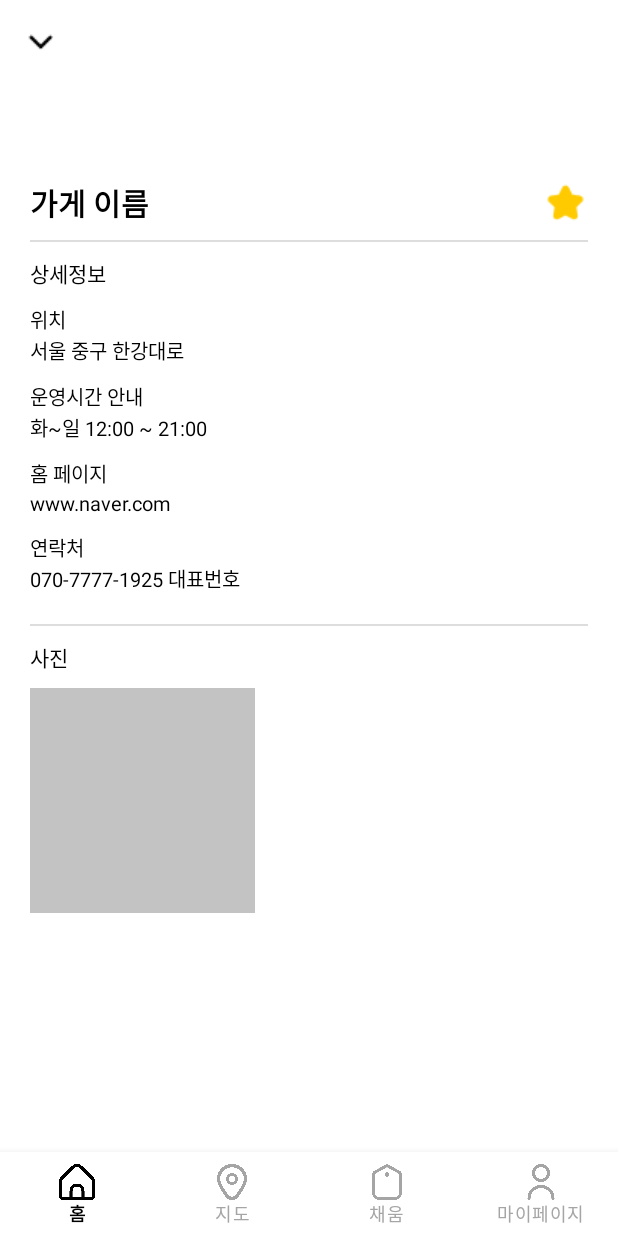
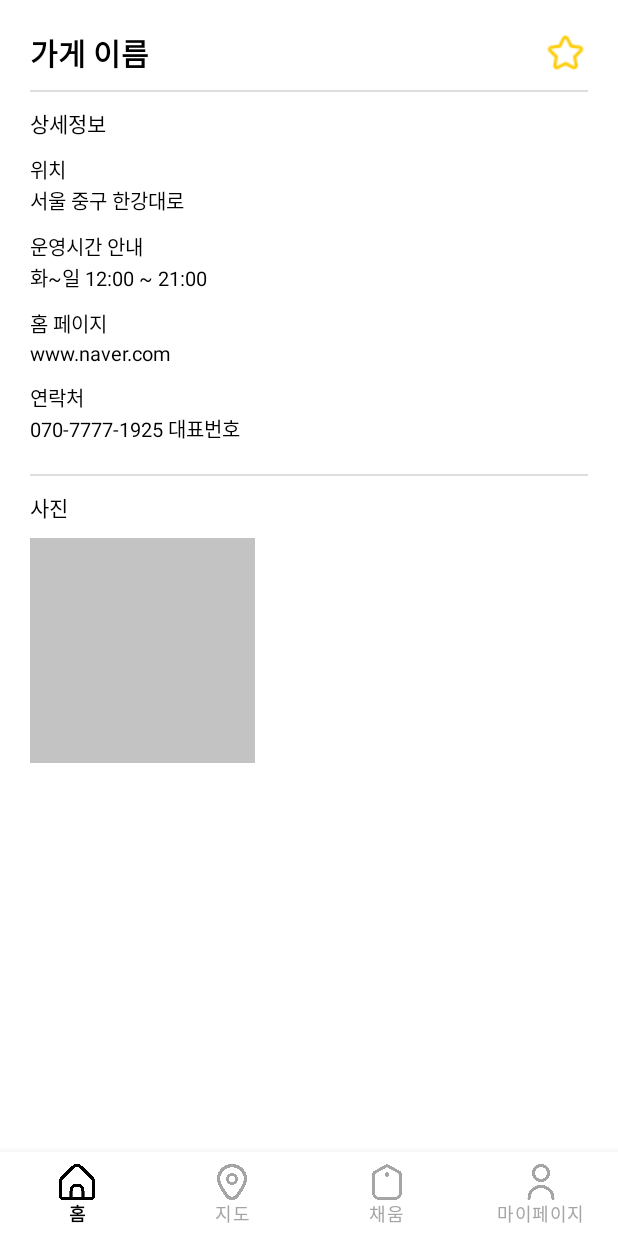
Before and after one commit to qorwlalsjimin/Cheum_STAC_pervious, an Android app: the fragment ChildResultFragment placed in its activity, on a phone screen of 412 x 824 dp. Run offline under Robolectric (Android 15) with nearby library versions, the phone set to English and light mode, and no system bars; our stand-ins replace Firebase (no records; nobody signed in at launch, a user with empty details on screens opened directly); libraries missing offline, so code that uses them is left out: net.daum.mf.

Commit message:
가게 즐겨찾기 설정 기능(미완성)

```diff
--- a/app/build.gradle
+++ b/app/build.gradle
@@ -37,6 +37,7 @@ dependencies {
     implementation 'com.google.android.material:material:1.6.1'
     implementation 'androidx.constraintlayout:constraintlayout:2.1.4'
     implementation files('libs\\libDaumMapAndroid.jar')
+    implementation 'com.google.firebase:firebase-database:20.0.6'
     testImplementation 'junit:junit:4.13.2'
     androidTestImplementation 'androidx.test.ext:junit:1.1.3'
     androidTestImplementation 'androidx.test.espresso:espresso-core:3.4.0'
--- a/app/src/main/java/mirim/cheum_stac/MainActivity.java
+++ b/app/src/main/java/mirim/cheum_stac/MainActivity.java
@@ -21,6 +21,7 @@ import java.security.MessageDigest;
 import mirim.cheum_stac.Map.Fragment.ChildSearchFragment;
 import mirim.cheum_stac.Map.Fragment.FragmentListener;
 import mirim.cheum_stac.Map.Fragment.ParentFragment;
+import mirim.cheum_stac.util.UserUtils;
 
 public class MainActivity extends AppCompatActivity implements FragmentListener {
     private FragmentManager fragmentManager = getSupportFragmentManager();
@@ -96,6 +97,7 @@ public class MainActivity extends AppCompatActivity implements FragmentListener
                 md.update(signature.toByteArray());
                 String something = new String(Base64.encode(md.digest(), 0));
                 Log.e("Hash key", something);
+                UserUtils.setHash(something);
             }
         } catch (Exception e) {
             // TODO Auto-generated catch block
--- a/app/src/main/java/mirim/cheum_stac/Map/Fragment/ChildFavorFragment.java
+++ b/app/src/main/java/mirim/cheum_stac/Map/Fragment/ChildFavorFragment.java
@@ -35,9 +35,9 @@ public class ChildFavorFragment extends Fragment {
     public View onCreateView(LayoutInflater inflater, ViewGroup container, Bundle savedInstanceState) {
         View v = inflater.inflate(R.layout.fragment_child_favor, container, false);
 
+        //리스트뷰
         ListViewAdapter adapter;
         adapter = new ListViewAdapter() ;
-
         listData = (ListView) v.findViewById(R.id.list_favorite);
         listData.setAdapter(adapter);
 
@@ -46,6 +46,7 @@ public class ChildFavorFragment extends Fragment {
         for(int i = 0; i<storeDatas.dataCnt; i++)
             adapter.addItem(storeDatas.storeText[i][1], storeDatas.storeText[i][2], i);
 
+        //즐겨찾기 가게 클릭시
         listData.setOnItemClickListener(new AdapterView.OnItemClickListener() {
             @Override
             public void onItemClick(AdapterView<?> parent, View view, int position, long id) {
--- a/app/src/main/java/mirim/cheum_stac/Map/Fragment/ChildResultFragment.java
+++ b/app/src/main/java/mirim/cheum_stac/Map/Fragment/ChildResultFragment.java
@@ -1,20 +1,31 @@
 package mirim.cheum_stac.Map.Fragment;
 
+import android.graphics.Color;
+import android.graphics.drawable.Drawable;
 import android.os.Bundle;
 
 import androidx.fragment.app.Fragment;
 import androidx.fragment.app.FragmentManager;
 
+import android.util.Log;
 import android.view.LayoutInflater;
 import android.view.View;
 import android.view.ViewGroup;
 import android.widget.ImageButton;
 import android.widget.ImageView;
+import android.widget.Toast;
+
+import com.google.firebase.database.DataSnapshot;
+import com.google.firebase.database.DatabaseError;
+import com.google.firebase.database.DatabaseReference;
+import com.google.firebase.database.ValueEventListener;
 
 import net.daum.mf.map.api.MapView;
 
 import mirim.cheum_stac.MainActivity;
 import mirim.cheum_stac.R;
+import mirim.cheum_stac.util.FirebaseUtils;
+import mirim.cheum_stac.util.UserUtils;
 
 public class ChildResultFragment extends Fragment {
 
@@ -33,6 +44,7 @@ public class ChildResultFragment extends Fragment {
     }
 
     ImageButton imgbtnDown;
+    ImageButton imgbtnStar;
     ViewGroup mapViewContainer;
 
     @Override
@@ -40,27 +52,87 @@ public class ChildResultFragment extends Fragment {
                              Bundle savedInstanceState) {
         View v =  inflater.inflate(R.layout.fragment_child_result, container, false);
 
-        MapView mapView = new MapView(getActivity());
-        mapViewContainer = (ViewGroup) v.findViewById(R.id.map_view);
-        mapViewContainer.addView(mapView);
+        imgbtnStar = v.findViewById(R.id.imgbtn_star);
+        int storeId =  new ChildSearchFragment().storeId;
 
-        imgbtnDown = v.findViewById(R.id.imgbtn_down);
-        imgbtnDown.setOnClickListener(new View.OnClickListener() {
+        //파이어베이스 실시간 DB 연동
+        Log.d("파이어베이스를 추적하자 -_-", "데이터베이스레퍼런스 연결 직전!");
+        DatabaseReference reference = FirebaseUtils.getUserReference(); //reference는 user 속성을 받음
+        Log.d("파이어베이스를 추적하자 -_-", "reference에 user 속성 받기");
+
+        //위에서 갖고온 store 주소값의 데이터를 읽어서 버튼 상태값 바꿔주기
+        reference.addValueEventListener(new ValueEventListener() {
             @Override
-            public void onClick(View v) {
-                //Fragment창 닫는 코드로 추후 수정(FragmentManager)
-                ((MainActivity)getActivity()).replaceFragment(ChildMapFragment.newInstance());
-                mapViewContainer.removeAllViews();
+            public void onDataChange(DataSnapshot dataSnapshot) {//dataSnapshot : user
+                Log.d("파이어베이스를 추적하자 -_-", "onDataChange 실행");
+                String path = UserUtils.getHash() + "/favorite/" + Integer.toString(storeId);
+                Boolean favorite = false;
+                Log.d("파이어베이스를 추적하자 -_-", "경로 지정하고 favorite: "+favorite);
+                if (dataSnapshot.child(path).exists()){
+                    favorite = dataSnapshot.child(path).getValue(Boolean.class);
+                    Log.d("파이어베이스를 추적하자 -_-", "favorite값을 디비에서 가져왓어요! favorite: "+favorite);
+                    imgbtnStar.setBackgroundResource(getBGR(favorite));
+                    Log.d("파이어베이스를 추적하자 -_-", "favorite값에 따라 달라지는 이미지 파일 getBGR(favorite): "+getBGR(favorite)+" favorite: "+favorite);
+                }
+                reference.child(path).setValue(favorite);
+
+                if(favorite) imgbtnStar.setTag("star");
+                else imgbtnStar.setTag("star_empty");
+
+                Log.d("파이어베이스를 추적하자 -_-", "DB에 true/false값 set 1 favorite: "+favorite);
+
+            }
+
+            @Override
+            public void onCancelled(DatabaseError error) {
+                Log.d("파이어베이스를 추적하자 -_-", "어머낫!!! 오류.");
+                //에러 처리
             }
         });
 
+
+        String path = UserUtils.getHash() + "/favorite/" + Integer.toString(storeId);
+        imgbtnStar.setOnClickListener(new View.OnClickListener() {
+            @Override
+            public void onClick(View view) {
+                Log.d("파이어베이스를 추적하자 -_-", "이미지 버튼 온클릭");
+                Boolean favorite = !getBGRFavorite(imgbtnStar.getTag().toString());
+                reference.child(path).setValue(favorite);
+                Log.d("파이어베이스를 추적하자 -_-", "DB에 true/flase값 set 2 favorite: "+favorite);
+            }
+        });
+
+        //지도 화면에 보이게 함
+//        MapView mapView = new MapView(getActivity());
+//        mapViewContainer = (ViewGroup) v.findViewById(R.id.map_view);
+//        mapViewContainer.addView(mapView);
+
+        //상세정보 내리는 이미지 버튼
+//        imgbtnDown = v.findViewById(R.id.imgbtn_down);
+//        imgbtnDown.setOnClickListener(new View.OnClickListener() {
+//            @Override
+//            public void onClick(View v) {
+//                //Fragment창 닫는 코드로 추후 수정(FragmentManager)
+//                ((MainActivity)getActivity()).replaceFragment(ChildMapFragment.newInstance());
+//                mapViewContainer.removeAllViews();
+//            }
+//        });
+
         return v;
+    }
+
+    public Boolean getBGRFavorite(String d) {
+        return d.equals("star") ? true : false;
+    }
+
+    public int getBGR(Boolean favorite) {
+        return favorite ? R.drawable.star : R.drawable.star_empty;
     }
 
     @Override
     public void onPause() {
         super.onPause();
-        mapViewContainer.removeAllViews();
-
+        //카카오맵 지도 2~3개 이상 열리지 않게 조치
+        if(mapViewContainer != null) mapViewContainer.removeAllViews();
     }
 }
--- a/app/src/main/java/mirim/cheum_stac/Map/Fragment/ChildSearchFragment.java
+++ b/app/src/main/java/mirim/cheum_stac/Map/Fragment/ChildSearchFragment.java
@@ -22,7 +22,7 @@ public class ChildSearchFragment extends Fragment {
     EditText editSearch; //검색어 editText 타입
     ListView listData; //검색 결과 보이는 리스트뷰
     boolean isSearch = true;
-    int storeId;
+    public int storeId;
 
     public static ChildSearchFragment newInstance() {
         return new ChildSearchFragment();
--- /dev/null
+++ b/app/src/main/java/mirim/cheum_stac/util/FirebaseUtils.java
@@ -0,0 +1,19 @@
+package mirim.cheum_stac.util;
+
+import com.google.firebase.database.DatabaseReference;
+import com.google.firebase.database.FirebaseDatabase;
+
+
+/** 파이어베이스 데이터베이스 유틸 클래스 **/
+public class FirebaseUtils {
+    private static FirebaseDatabase firebaseDatabase = FirebaseDatabase.getInstance("https://cheum2022-9a9c3-default-rtdb.firebaseio.com");
+
+    public static FirebaseDatabase getDatabase(){
+        return firebaseDatabase;
+    }
+
+    /** root/{user의 hash값}/~ 을 바라보는 디비 주소값을 전달 **/
+    public static DatabaseReference getUserReference(){
+        return firebaseDatabase.getReference("user");
+    }
+}
--- /dev/null
+++ b/app/src/main/java/mirim/cheum_stac/util/UserUtils.java
@@ -0,0 +1,13 @@
+package mirim.cheum_stac.util;
+
+public class UserUtils {
+    private static String hash;
+
+    public static String getHash() {
+        return hash;
+    }
+
+    public static void setHash(String hash) {
+        UserUtils.hash = hash;
+    }
+}
--- a/app/src/main/res/layout/fragment_child_result.xml
+++ b/app/src/main/res/layout/fragment_child_result.xml
@@ -6,35 +6,35 @@
     android:orientation="vertical"
     tools:context=".Map.Fragment.ChildResultFragment">
 
-    <FrameLayout
-        android:layout_width="match_parent"
-        android:layout_height="wrap_content">
-        <!--지도-->
-        <RelativeLayout xmlns:android="http://schemas.android.com/apk/res/android"
-            android:orientation="vertical"
-            android:layout_width="match_parent"
-            android:layout_height="100dp"
-            android:id="@+id/rel_map"
-            >
-            <RelativeLayout
-                android:id="@+id/map_view"
-                android:layout_width="match_parent"
-                android:layout_height="match_parent" />
-        </RelativeLayout>
-        <!--지도 대용-->
-<!--        <RelativeLayout-->
-<!--            android:layout_width="match_parent"-->
-<!--            android:layout_height="100dp"-->
-<!--            android:background="#8BC34A"/>-->
+<!--    <FrameLayout-->
+<!--        android:layout_width="match_parent"-->
+<!--        android:layout_height="wrap_content">-->
+<!--        &lt;!&ndash;지도&ndash;&gt;-->
+<!--&lt;!&ndash;        <RelativeLayout xmlns:android="http://schemas.android.com/apk/res/android"&ndash;&gt;-->
+<!--&lt;!&ndash;            android:orientation="vertical"&ndash;&gt;-->
+<!--&lt;!&ndash;            android:layout_width="match_parent"&ndash;&gt;-->
+<!--&lt;!&ndash;            android:layout_height="100dp"&ndash;&gt;-->
+<!--&lt;!&ndash;            android:id="@+id/rel_map"&ndash;&gt;-->
+<!--&lt;!&ndash;            >&ndash;&gt;-->
+<!--&lt;!&ndash;            <RelativeLayout&ndash;&gt;-->
+<!--&lt;!&ndash;                android:id="@+id/map_view"&ndash;&gt;-->
+<!--&lt;!&ndash;                android:layout_width="match_parent"&ndash;&gt;-->
+<!--&lt;!&ndash;                android:layout_height="match_parent" />&ndash;&gt;-->
+<!--&lt;!&ndash;        </RelativeLayout>&ndash;&gt;-->
+<!--        &lt;!&ndash;지도 대용&ndash;&gt;-->
+<!--&lt;!&ndash;        <RelativeLayout&ndash;&gt;-->
+<!--&lt;!&ndash;            android:layout_width="match_parent"&ndash;&gt;-->
+<!--&lt;!&ndash;            android:layout_height="100dp"&ndash;&gt;-->
+<!--&lt;!&ndash;            android:background="#8BC34A"/>&ndash;&gt;-->
 
-        <ImageButton
-            android:id="@+id/imgbtn_down"
-            android:layout_width="wrap_content"
-            android:layout_height="wrap_content"
-            android:background="@android:color/transparent"
-            android:layout_margin="10dp"
-            android:src="@drawable/down"/>
-    </FrameLayout>
+<!--        <ImageButton-->
+<!--            android:id="@+id/imgbtn_down"-->
+<!--            android:layout_width="wrap_content"-->
+<!--            android:layout_height="wrap_content"-->
+<!--            android:background="@android:color/transparent"-->
+<!--            android:layout_margin="10dp"-->
+<!--            android:src="@drawable/down"/>-->
+<!--    </FrameLayout>-->
 
     <LinearLayout
         android:layout_width="match_parent"
@@ -61,9 +61,8 @@
                 android:id="@+id/imgbtn_star"
                 android:layout_width="wrap_content"
                 android:layout_height="wrap_content"
-                android:src="@drawable/star"
                 android:layout_marginBottom="10dp"
-                android:background="@android:color/transparent"
+                android:background="@drawable/star_empty"
                 android:layout_alignParentEnd="true"/>
         </LinearLayout>
 
--- a/build.gradle
+++ b/build.gradle
@@ -10,7 +10,7 @@ buildscript {
     dependencies {
 
         // Add the dependency for the Google services Gradle plugin
-        classpath 'com.google.gms:google-services:4.3.13'
+        classpath 'com.google.gms:google-services:4.3.14'
 
     }
 }
```
Also changed, not shown: app/src/main/res/drawable/star_empty.png (added), 1 other file.
